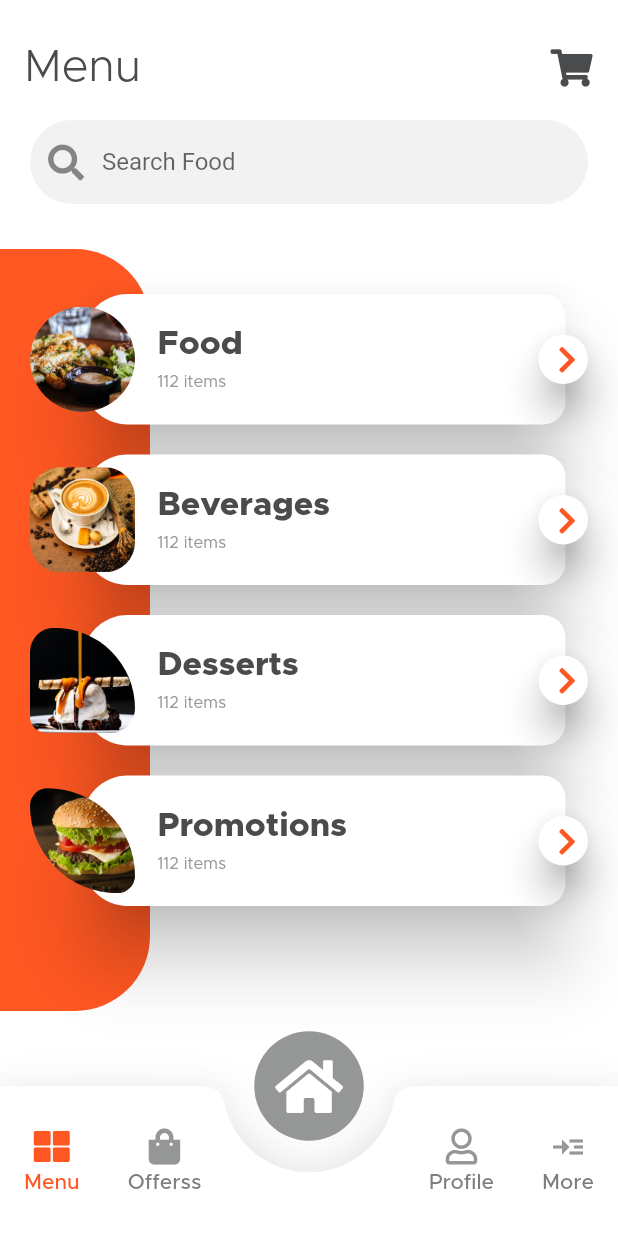
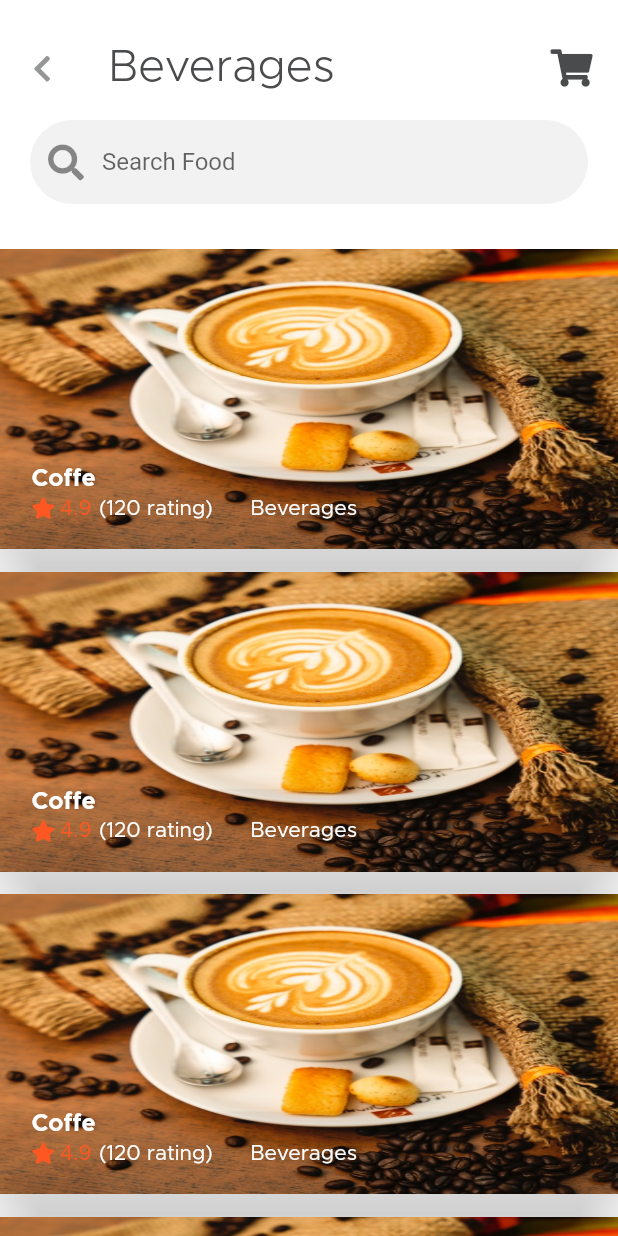
Before and after one commit to mazenmohamed56/Meal-Monkey_Food_Delivery_App, a Flutter app: the HomeLayOut screen opened directly, after a tap on "Menu", after a tap on "Beverages", on a phone screen of 412 x 824 dp. Run offline on Flutter 3.47's test engine with Material 2 defaults, Android fonts, the phone set to English and light mode, and no system bars; our stand-ins replace bloc, cloud_firestore, firebase_auth, firebase_core, firebase_storage, flutter_bloc and 7 more; missing offline and left inert: flutter_login_facebook; accounts and stored records are empty.

Commit message:
menu-Details Screen

```diff
--- a/lib/modules/MenuScreen/menu_screen.dart
+++ b/lib/modules/MenuScreen/menu_screen.dart
@@ -1,5 +1,6 @@
 import 'package:flutter/material.dart';
 import 'package:font_awesome_flutter/font_awesome_flutter.dart';
+import 'package:meal_monkey/modules/menu-Details-Screen/menu_detail_screen.dart';
 import 'package:meal_monkey/shared/components/components.dart';
 import 'package:meal_monkey/shared/styles/colors.dart';
 
@@ -118,7 +119,9 @@ class MenuScreen extends StatelessWidget {
     return InkWell(
       highlightColor: Colors.transparent,
       splashColor: Colors.transparent,
-      onTap: () {},
+      onTap: () {
+        navigateTo(context, MenuDetails(title));
+      },
       child: Container(
         child: Stack(
           alignment: AlignmentDirectional.centerEnd,
--- /dev/null
+++ b/lib/modules/menu-Details-Screen/menu_detail_screen.dart
@@ -0,0 +1,146 @@
+import 'package:flutter/material.dart';
+import 'package:font_awesome_flutter/font_awesome_flutter.dart';
+import 'package:meal_monkey/shared/components/components.dart';
+import 'package:meal_monkey/shared/styles/colors.dart';
+
+// ignore: must_be_immutable
+class MenuDetails extends StatelessWidget {
+  String appBarTitle;
+  MenuDetails(this.appBarTitle);
+  @override
+  Widget build(BuildContext context) {
+    var searchController = TextEditingController();
+
+    return Scaffold(
+      appBar: PreferredSize(
+        preferredSize: Size.fromHeight(70),
+        child: Padding(
+          padding: const EdgeInsets.only(top: 20.0),
+          child: AppBar(
+            leading: Icon(FontAwesomeIcons.chevronLeft,
+                size: 20, color: placeholder),
+            automaticallyImplyLeading: false,
+            elevation: 0,
+            backgroundColor: Color(0xFFffffff),
+            title: Text(
+              appBarTitle,
+              style: Theme.of(context).textTheme.headline3,
+            ),
+            actionsIconTheme: IconThemeData(color: primaryFontColor),
+            actions: [
+              Padding(
+                padding: const EdgeInsetsDirectional.only(end: 20.0),
+                child: Icon(
+                  FontAwesomeIcons.shoppingCart,
+                  size: 25,
+                ),
+              )
+            ],
+          ),
+        ),
+      ),
+      body: SingleChildScrollView(
+        physics: BouncingScrollPhysics(),
+        child: Column(
+          crossAxisAlignment: CrossAxisAlignment.start,
+          children: [
+            SizedBox(
+              height: 10,
+            ),
+            Padding(
+              padding: const EdgeInsets.symmetric(horizontal: 20.0),
+              child: defaultFormField(
+                  radius: 50,
+                  prefix: FontAwesomeIcons.search,
+                  controller: searchController,
+                  type: TextInputType.text,
+                  validate: (value) {},
+                  label: 'Search Food'),
+            ),
+            SizedBox(
+              height: 10,
+            ),
+            const SizedBox(height: 20),
+            ListView.separated(
+                shrinkWrap: true,
+                physics: NeverScrollableScrollPhysics(),
+                itemBuilder: (context, index) => offerListItem(context),
+                separatorBuilder: (context, index) => SizedBox(
+                      height: 15,
+                    ),
+                itemCount: 6),
+            SizedBox(
+              height: 45,
+            )
+          ],
+        ),
+      ),
+    );
+  }
+
+  Widget offerListItem(context) {
+    return Container(
+      child: Stack(
+        alignment: Alignment.bottomCenter,
+        children: [
+          Image(
+              image: AssetImage(
+                  'assets/images/guy-basabose-FzdEbrA3Qj0-unsplash.jpg'),
+              height: 200,
+              width: double.infinity,
+              fit: BoxFit.fill),
+          const SizedBox(height: 10),
+          Card(
+            margin: EdgeInsets.zero,
+            elevation: 20,
+            color: Colors.black.withOpacity(0.04),
+            child: Padding(
+              padding: const EdgeInsetsDirectional.only(start: 21, bottom: 20),
+              child: Column(
+                crossAxisAlignment: CrossAxisAlignment.start,
+                children: [
+                  Text(
+                    'Coffe',
+                    style: Theme.of(context)
+                        .textTheme
+                        .headline2!
+                        .copyWith(color: Colors.white),
+                  ),
+                  const SizedBox(height: 5),
+                  Row(
+                    crossAxisAlignment: CrossAxisAlignment.end,
+                    children: [
+                      Icon(
+                        FontAwesomeIcons.solidStar,
+                        color: defaultColor,
+                        size: 14,
+                      ),
+                      const SizedBox(width: 5),
+                      Text('4.9',
+                          style: Theme.of(context)
+                              .textTheme
+                              .bodyText2!
+                              .copyWith(color: defaultColor)),
+                      const SizedBox(width: 5),
+                      Text('(120 rating)',
+                          style: Theme.of(context)
+                              .textTheme
+                              .bodyText2!
+                              .copyWith(color: Colors.white)),
+                      const SizedBox(width: 25),
+                      Text('Beverages',
+                          style: Theme.of(context)
+                              .textTheme
+                              .bodyText2!
+                              .copyWith(color: Colors.white)),
+                    ],
+                  )
+                ],
+              ),
+            ),
+          ),
+        ],
+      ),
+    );
+  }
+}
```
